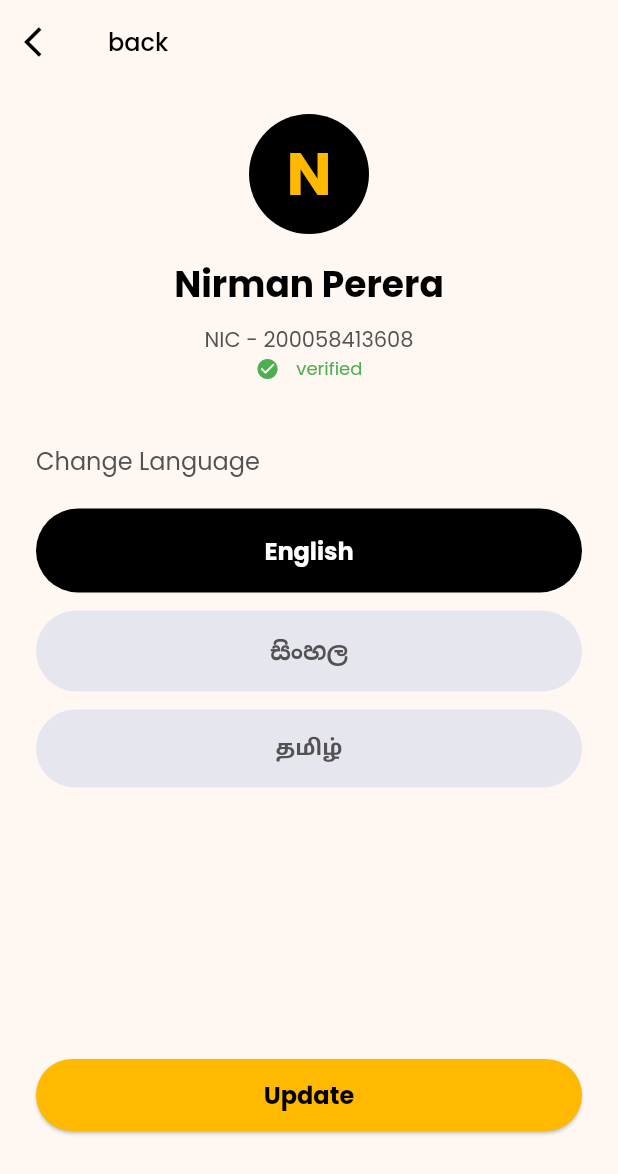
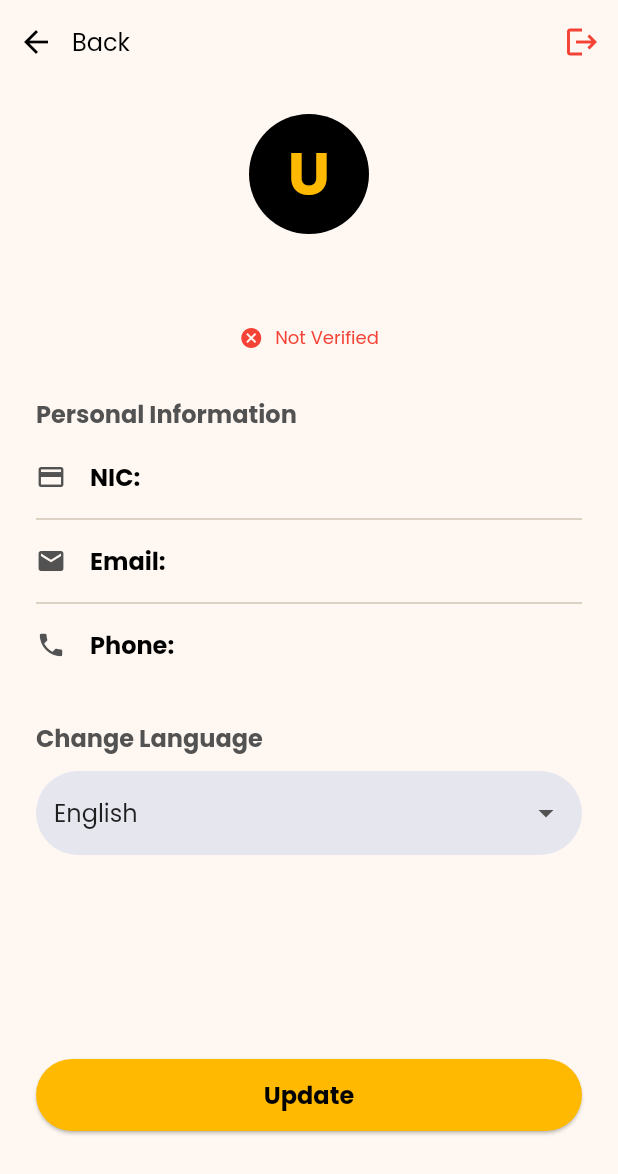
Before and after one commit to GovConn/mobile-app, a Flutter app: the ProfileScreen screen opened directly, on a phone screen of 412 x 824 dp. Shown: the top 1174 px of the screen. Run offline on Flutter 3.47's test engine with Material 2 defaults, Android fonts, the phone set to English and light mode, and no system bars; our stand-ins replace file_picker, flutter_secure_storage, google_fonts, table_calendar; accounts and stored records are empty.

Commit message:
changed profile screen

```diff
--- a/lib/Screens/profile/profile_screen.dart
+++ b/lib/Screens/profile/profile_screen.dart
@@ -1,8 +1,13 @@
+import 'dart:async';
 import 'package:flutter/material.dart';
+import 'package:gov_connect_app/models/user_model.dart';
 import 'package:provider/provider.dart';
 import 'package:gov_connect_app/Components/custom_button.dart';
 import 'package:gov_connect_app/theme/color_theme.dart';
-import 'package:gov_connect_app/providers/language_provider.dart'; // Adjust path
+import 'package:gov_connect_app/providers/language_provider.dart';
+import '../../providers/auth_provider.dart';
+// Assuming you have a user model, if not, create one.
+// import '../../models/user_model.dart';
 
 class ProfileScreen extends StatefulWidget {
   const ProfileScreen({super.key});
@@ -13,112 +18,246 @@ class ProfileScreen extends StatefulWidget {
 
 class _ProfileScreenState extends State<ProfileScreen> {
   @override
+  void initState() {
+    super.initState();
+    // Fetch user data as soon as the screen loads.
+    // The provider should handle its own loading/error state.
+    WidgetsBinding.instance.addPostFrameCallback((_) {
+      // Use a Future to handle potential errors during the fetch call itself.
+      Provider.of<AuthProvider>(context, listen: false).fetchUser().catchError((error) {
+         // Optionally show a snackbar or log the error
+         debugPrint("Failed to fetch user: $error");
+      });
+    });
+  }
+
+  @override
   Widget build(BuildContext context) {
-    final languageProvider = Provider.of<LanguageProvider>(context);
-    final currentLang = languageProvider.language;
-
     return Scaffold(
       appBar: AppBar(
+        backgroundColor: Colors.transparent,
         elevation: 0,
-        leading: IconButton(
-          icon: const Icon(Icons.arrow_back_ios, color: blackPrimary),
+        leadingWidth: 100,
+        leading: Row(
+          children: [
+            IconButton(
+              icon: const Icon(Icons.arrow_back, color: Colors.black),
               onPressed: () => Navigator.of(context).pop(),
             ),
-        title: const Text('back', style: TextStyle(color: blackPrimary, fontSize: 16)),
+            const Text(
+              'Back',
+              style: TextStyle(color: Colors.black, fontSize: 16),
             ),
-      body: Padding(
+          ],
+        ),
+        // Add a logout action button to the AppBar for better UX
+        actions: [
+          IconButton(
+            icon: const Icon(Icons.logout, color: Colors.red),
+            onPressed: () async {
+              await Provider.of<AuthProvider>(context, listen: false).logout();
+              // Navigate to login screen and remove all previous routes
+              if (mounted) {
+                Navigator.of(context).pushNamedAndRemoveUntil('/login', (route) => false);
+              }
+            },
+          ),
+        ],
+      ),
+      // Use a Consumer to react to changes in AuthProvider's state
+      body: Consumer<AuthProvider>(
+        builder: (context, authProvider, child) {
+          // 1. Loading State
+          if (authProvider.isUserLoading) {
+            return const Center(child: CircularProgressIndicator());
+          }
+
+          // 2. Error State
+          if (authProvider.user == null) {
+            return Center(
+              child: Column(
+                mainAxisAlignment: MainAxisAlignment.center,
+                children: [
+                  Text(
+                    authProvider.errorMessage,
+                    style: const TextStyle(color: Colors.red, fontSize: 16),
+                    textAlign: TextAlign.center,
+                  ),
+                  const SizedBox(height: 20),
+                  CustomButton(
+                    textColor: Colors.white,
+                    text: 'Retry',
+                    onPressed: () => authProvider.fetchUser(),
+                    backgroundColor: blackPrimary,
+                  ),
+                ],
+              ),
+            );
+          }
+
+          // 3. Success State
+          if (authProvider.user != null) {
+            // Passing the user to a dedicated content widget
+            return _buildProfileContent(context, authProvider.user!);
+          }
+
+          // Fallback state (should not be reached if logic is correct)
+          return const Center(child: Text('Something went wrong. Please restart the app.'));
+        },
+      ),
+    );
+  }
+
+  /// Main widget to display when user data is successfully loaded.
+  Widget _buildProfileContent(BuildContext context, UserModel user) {
+    final languageProvider = Provider.of<LanguageProvider>(context);
+
+    return Padding(
       padding: const EdgeInsets.symmetric(horizontal: 24.0),
       child: Column(
         crossAxisAlignment: CrossAxisAlignment.start,
         children: [
           const SizedBox(height: 20),
-            const Center(
+          Center(
             child: Column(
               children: [
                 CircleAvatar(
                   radius: 40,
                   backgroundColor: Colors.black,
                   child: Text(
-                      'N',
-                      style: TextStyle(color: primaryColor, fontSize: 40, fontWeight: FontWeight.bold),
+                    user.firstName.isNotEmpty ? user.firstName[0].toUpperCase() : 'U',
+                    style: const TextStyle(
+                        color: primaryColor,
+                        fontSize: 40,
+                        fontWeight: FontWeight.bold),
                   ),
                 ),
-                  SizedBox(height: 16),
+                const SizedBox(height: 16),
                 Text(
-                    'Nirman Perera',
-                    style: TextStyle(color: blackPrimary, fontSize: 24, fontWeight: FontWeight.bold),
+                  '${user.firstName} ${user.lastName}',
+                  style: const TextStyle(
+                      color: blackPrimary,
+                      fontSize: 24,
+                      fontWeight: FontWeight.bold),
                 ),
-                  SizedBox(height: 8),
-                  Column(
-                    mainAxisSize: MainAxisSize.min,
-                    children: [
-                      Text(
-                        'NIC - 200058413608',
-                        style: TextStyle(color: greyTextColor, fontSize: 14),
-                      ),
-                      Row(
-                        mainAxisAlignment: MainAxisAlignment.center,
-                        children: [
-                          Icon(Icons.check_circle, color: Colors.green, size: 16),
-                          SizedBox(width: 8),
-                          Text(' verified', style: TextStyle(color: Colors.green, fontSize: 12)),
-                        ],
-                      ),
-                    ],
-                  ),
+                const SizedBox(height: 8),
+                _buildVerificationStatus(user.active),
               ],
             ),
           ),
-            const SizedBox(height: 40),
+
+          const SizedBox(height: 30),
+
+          // Section for other user details
+          const Text(
+            'Personal Information',
+            style: TextStyle(color: greyTextColor, fontSize: 16, fontWeight: FontWeight.bold),
+          ),
+          const SizedBox(height: 10),
+          _buildDetailRow(Icons.credit_card, 'NIC', user.nic),
+          const Divider(),
+          // Assuming User model has email and phone fields
+          _buildDetailRow(Icons.email, 'Email', user.email ?? 'Not provided'),
+          const Divider(),
+          _buildDetailRow(Icons.phone, 'Phone', user.phone ?? 'Not provided'),
+
+          const SizedBox(height: 30),
+
+          // Section for Language Dropdown
           const Text(
             'Change Language',
-              style: TextStyle(color: greyTextColor, fontSize: 16),
+            style: TextStyle(color: greyTextColor, fontSize: 16, fontWeight: FontWeight.bold),
           ),
-            const SizedBox(height: 20),
-            _buildLanguageToggle(context, 'English', 'english', currentLang),
-            const SizedBox(height: 12),
-            _buildLanguageToggle(context, 'සිංහල', 'sinhala', currentLang),
-            const SizedBox(height: 12),
-            _buildLanguageToggle(context, 'தமிழ்', 'tamil', currentLang),
+          const SizedBox(height: 10),
+          _buildLanguageDropdown(context, languageProvider),
+
           const Spacer(),
           CustomButton(
             text: 'Update',
             backgroundColor: primaryColor,
             textColor: blackPrimary,
             onPressed: () {
+              // Add update logic here if needed, then pop
               Navigator.pop(context);
             },
           ),
           const SizedBox(height: 70),
         ],
       ),
+    );
+  }
+
+  /// Widget for displaying user verification status
+  Widget _buildVerificationStatus(bool isActive) {
+      final color = isActive ? Colors.green : Colors.red;
+      final text = isActive ? 'Verified' : 'Not Verified';
+      final icon = isActive ? Icons.check_circle : Icons.cancel;
+
+      return Row(
+          mainAxisAlignment: MainAxisAlignment.center,
+          children: [
+              Icon(icon, color: color, size: 16),
+              const SizedBox(width: 8),
+              Text(text, style: TextStyle(color: color, fontSize: 12)),
+          ],
+      );
+  }
+
+  /// Reusable widget for displaying a row of user details.
+  Widget _buildDetailRow(IconData icon, String title, String value) {
+    return Padding(
+      padding: const EdgeInsets.symmetric(vertical: 8.0),
+      child: Row(
+        children: [
+          Icon(icon, color: greyTextColor, size: 20),
+          const SizedBox(width: 16),
+          Text(
+            '$title: ',
+            style: const TextStyle(color: blackPrimary, fontSize: 16, fontWeight: FontWeight.bold),
+          ),
+          Expanded(
+            child: Text(
+              value,
+              style: const TextStyle(color: greyTextColor, fontSize: 16),
+              overflow: TextOverflow.ellipsis,
+            ),
+          ),
+        ],
       ),
     );
   }
 
-  Widget _buildLanguageToggle(
-      BuildContext context, String label, String langCode, String currentLang) {
-    final isSelected = currentLang == langCode;
-    return GestureDetector(
-      onTap: () {
-        Provider.of<LanguageProvider>(context, listen: false).setLanguage(langCode);
-      },
-      child: Container(
-        width: double.infinity,
-        padding: const EdgeInsets.symmetric(vertical: 16),
+  /// Widget for the language selection dropdown.
+  Widget _buildLanguageDropdown(BuildContext context, LanguageProvider languageProvider) {
+    // A map to hold language codes and their display names.
+    final Map<String, String> languages = {
+      'english': 'English',
+      'sinhala': 'සිංහල',
+      'tamil': 'தமிழ்',
+    };
+
+    return Container(
+      padding: const EdgeInsets.symmetric(horizontal: 12.0, vertical: 4.0),
       decoration: BoxDecoration(
-          color: isSelected ? Colors.black : lightGreyColor,
+        color: lightGreyColor,
         borderRadius: BorderRadius.circular(30),
       ),
-        child: Center(
-          child: Text(
-            label,
-            style: TextStyle(
-              color: isSelected ? Colors.white : greyTextColor,
-              fontWeight: FontWeight.bold,
-              fontSize: 16,
-            ),
-          ),
+      child: DropdownButtonHideUnderline(
+        child: DropdownButton<String>(
+          value: languageProvider.language,
+          isExpanded: true,
+          icon: const Icon(Icons.arrow_drop_down, color: greyTextColor),
+          items: languages.entries.map((entry) {
+            return DropdownMenuItem<String>(
+              value: entry.key,
+              child: Text(entry.value),
+            );
+          }).toList(),
+          onChanged: (String? newLanguage) {
+            if (newLanguage != null) {
+              languageProvider.setLanguage(newLanguage);
+            }
+          },
         ),
       ),
     );
--- a/lib/models/user_model.dart
+++ b/lib/models/user_model.dart
@@ -31,20 +31,38 @@ class UserModel {
         required this.tokenType,
     });
 
-    factory UserModel.fromJson(Map<String, dynamic> json) => UserModel(
-        id: json["id"],
-        nic: json["nic"],
-        firstName: json["first_name"],
-        lastName: json["last_name"],
-        email: json["email"],
-        phone: json["phone"],
-        role: json["role"],
-        active: json["active"],
-        documentLinks: List<DocumentLink>.from(json["document_links"].map((x) => DocumentLink.fromJson(x))),
-        createdAt: DateTime.parse(json["created_at"]),
-        accessToken: json["access_token"],
-        tokenType: json["token_type"],
-    );
+factory UserModel.fromJson(Map<String, dynamic> json) => UserModel(
+  id: json["id"] ?? 0,
+  nic: json["nic"] ?? "",
+  firstName: json["first_name"] ?? "",
+  lastName: json["last_name"] ?? "",
+  email: json["email"] ?? "",
+  phone: json["phone"] ?? "",
+  role: json["role"] ?? "",
+  active: json["active"] ?? false,
+  documentLinks: json["document_links"] != null
+      ? List<DocumentLink>.from(json["document_links"].map((x) => DocumentLink.fromJson(x)))
+      : [],
+  createdAt: json["created_at"] != null ? DateTime.parse(json["created_at"]) : DateTime.now(),
+  accessToken: json["access_token"] ?? "",
+  tokenType: json["token_type"] ?? "",
+);
+
+
+   Map<String, dynamic> toJson() => {
+        "id": id,
+        "nic": nic,
+        "first_name": firstName,
+        "last_name": lastName,
+        "email": email,
+        "phone": phone,
+        "role": role,
+        "active": active,
+        "document_links": List<dynamic>.from(documentLinks.map((x) => x.toJson())),
+        "created_at": createdAt.toIso8601String(),
+        "access_token": accessToken,
+        "token_type": tokenType,
+      };
 }
 
 class DocumentLink {
@@ -59,8 +77,15 @@ class DocumentLink {
     });
 
     factory DocumentLink.fromJson(Map<String, dynamic> json) => DocumentLink(
-        title: json["title"],
-        url: json["url"],
-        uploadedAt: DateTime.parse(json["uploaded_at"]),
-    );
+  title: json["title"] ?? "",
+  url: json["url"] ?? "",
+  uploadedAt: json["uploaded_at"] != null ? DateTime.parse(json["uploaded_at"]) : DateTime.now(),
+);
+
+
+    Map<String, dynamic> toJson() => {
+    "title": title,
+    "url": url,
+    "uploaded_at": uploadedAt.toIso8601String(),
+};
 }
--- a/lib/providers/auth_provider.dart
+++ b/lib/providers/auth_provider.dart
@@ -17,6 +17,9 @@ class AuthProvider with ChangeNotifier {
   String _errorMessage = '';
   String? _token;
   Timer? _tokenExpiryTimer;
+
+  bool _isUserLoading = false;
+  bool get isUserLoading => _isUserLoading;
 
   String? get token => _token;
   UserModel? get user => _user;
@@ -38,6 +41,28 @@ class AuthProvider with ChangeNotifier {
     } else {
       _status = AuthStatus.Unauthenticated;
     }
+    notifyListeners();
+  }
+
+  Future<void> fetchUser() async {
+    if (_user != null) return; // Don't fetch if we already have user
+
+    _isUserLoading = true;
+    notifyListeners();
+
+    try {
+      _user = await _authService.getUser();
+    } catch (e) {
+      debugPrint('Error fetching user: $e');
+    } finally {
+      _isUserLoading = false;
+      notifyListeners();
+    }
+  }
+
+  // Optional: clear user data (logout)
+  void clearUser() {
+    _user = null;
     notifyListeners();
   }
 
@@ -79,6 +104,7 @@ class AuthProvider with ChangeNotifier {
 
   Future<void> logout() async {
     await _authService.logout();
+    clearUser();
     _user = null;
     _token = null;
     _status = AuthStatus.Unauthenticated;
--- a/lib/services/auth_service.dart
+++ b/lib/services/auth_service.dart
@@ -1,4 +1,6 @@
+
 import 'dart:convert';
+
 import 'package:flutter/material.dart';
 import 'package:gov_connect_app/base_url.dart';
 import 'package:gov_connect_app/models/user_model.dart';
@@ -33,7 +35,11 @@ class AuthService {
 
         await _storage.write(key: _tokenKey, value: user.accessToken);
 
+        await _storage.write(
+          key: 'user_data', value: json.encode(user.toJson()));
         return user;
+
+
       } else {
         final errorBody = json.decode(response.body);
         debugPrint(response.statusCode.toString());
@@ -55,6 +61,21 @@ class AuthService {
     return await _storage.read(key: _tokenKey);
   }
 
+  Future<UserModel?> getUser() async {
+  final userData = await _storage.read(key: 'user_data');
+  debugPrint('User data: $userData');
+  if (userData != null) {
+    try {
+      final Map<String, dynamic> userMap = jsonDecode(userData);
+      return UserModel.fromJson(userMap);
+    } catch (e) {
+      debugPrint('Error decoding user data: $e');
+      return null;
+    }
+  }
+  return null;
+}
+
   // Method to check if a token exists, indicating an active session
   Future<bool> hasToken() async {
     String? token = await _storage.read(key: _tokenKey);
--- a/pubspec.yaml
+++ b/pubspec.yaml
@@ -44,6 +44,7 @@ dependencies:
   path:
   convert:
   flutter_secure_storage:
+  flutter_spinkit: 5.1.0
 
 dev_dependencies:
   flutter_test:
```
Also changed, not shown: pubspec.lock. Lines whose indentation alone changed are shown as unchanged.
